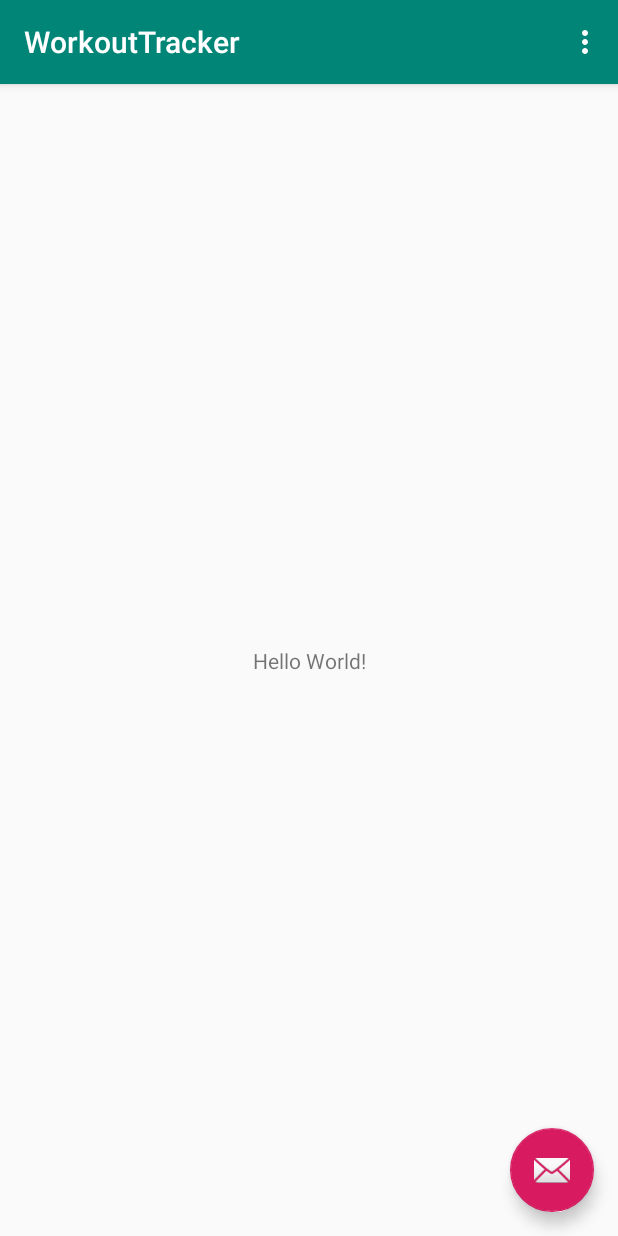
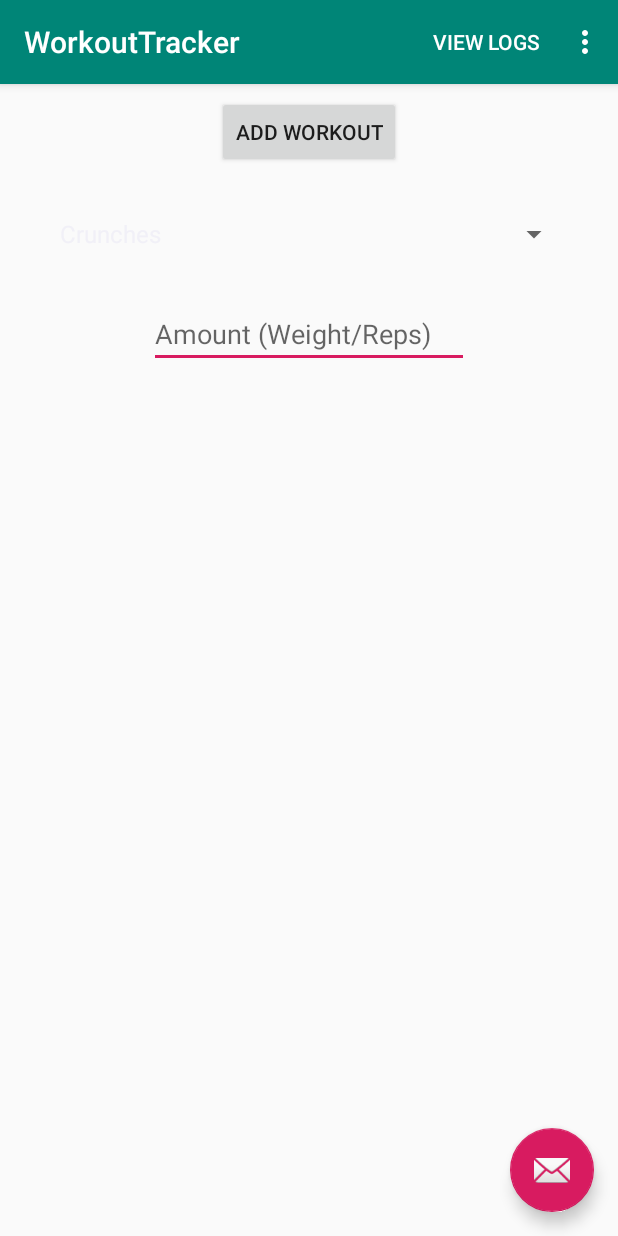
Before and after one commit to yomn61/WorkoutTracker, an Android app: the screen it shows after launch (DataEntryActivity), on a phone screen of 412 x 824 dp. Run offline under Robolectric (Android 15) with nearby library versions, the phone set to English and light mode, and no system bars.

Commit message:
Working App with Workout Choice, Weight/Rep input and SQLite Backend

```diff
--- a/app/build.gradle
+++ b/app/build.gradle
@@ -4,7 +4,7 @@ android {
     compileSdkVersion 28
     defaultConfig {
         applicationId "com.learningmyway.me.workouttracker"
-        minSdkVersion 15
+        minSdkVersion 16
         targetSdkVersion 28
         versionCode 1
         versionName "1.0"
--- a/app/src/main/AndroidManifest.xml
+++ b/app/src/main/AndroidManifest.xml
@@ -19,6 +19,7 @@
                 <category android:name="android.intent.category.LAUNCHER" />
             </intent-filter>
         </activity>
+        <activity android:name=".DisplayWorkoutsActivity"></activity>
     </application>
 
 </manifest>
--- a/app/src/main/java/com/learningmyway/me/workouttracker/DataEntryActivity.java
+++ b/app/src/main/java/com/learningmyway/me/workouttracker/DataEntryActivity.java
@@ -1,5 +1,6 @@
 package com.learningmyway.me.workouttracker;
 
+import android.content.Intent;
 import android.os.Bundle;
 import android.support.design.widget.FloatingActionButton;
 import android.support.design.widget.Snackbar;
@@ -8,6 +9,16 @@ import android.support.v7.widget.Toolbar;
 import android.view.View;
 import android.view.Menu;
 import android.view.MenuItem;
+import android.widget.Adapter;
+import android.widget.ArrayAdapter;
+import android.widget.CalendarView;
+import android.widget.EditText;
+import android.widget.Spinner;
+
+import java.util.Calendar;
+import java.util.Date;
+
+import static com.learningmyway.me.workouttracker.WorkoutsDbHelper.addWorkout;
 
 public class DataEntryActivity extends AppCompatActivity
 {
@@ -29,6 +40,15 @@ public class DataEntryActivity extends AppCompatActivity
                 Snackbar.make(view, "Replace with your own action", Snackbar.LENGTH_LONG).setAction("Action", null).show();
             }
         });
+
+        // Set the spinner to have the values from the workout list
+        Spinner workout_spinner = (Spinner) findViewById(R.id.workout_spinner);
+        ArrayAdapter<CharSequence> adapter = ArrayAdapter.createFromResource(getApplicationContext(),
+                                                                             R.array.workouts,
+                                                                             android.R.layout.simple_spinner_item);
+        adapter.setDropDownViewResource(android.R.layout.simple_spinner_dropdown_item);
+
+        workout_spinner.setAdapter(adapter);
     }
 
     @Override
@@ -42,17 +62,38 @@ public class DataEntryActivity extends AppCompatActivity
     @Override
     public boolean onOptionsItemSelected(MenuItem item)
     {
-        // Handle action bar item clicks here. The action bar will
-        // automatically handle clicks on the Home/Up button, so long
-        // as you specify a parent activity in AndroidManifest.xml.
-        int id = item.getItemId();
-
-        //noinspection SimplifiableIfStatement
-        if (id == R.id.action_settings)
+        switch (item.getItemId())
         {
-            return true;
+            case R.id.view_logs:
+                viewLogs();
+                return true;
         }
 
         return super.onOptionsItemSelected(item);
     }
+
+    // Add workout to the table
+    public void addCurrentWorkout(View view)
+    {
+        EditText editText = (EditText) findViewById(R.id.weight_no);
+
+        if (editText.getText().toString().equals(""))
+            return;
+
+        int weight = Integer.parseInt(editText.getText().toString());
+
+        Spinner workoutSpinner = (Spinner) findViewById(R.id.workout_spinner);
+        String workout = workoutSpinner.getSelectedItem().toString();
+
+        Date date = Calendar.getInstance().getTime();
+
+        addWorkout(getApplicationContext(), date, workout, weight);
+    }
+
+    // Change the screen to the logs
+    public void viewLogs()
+    {
+        Intent intent = new Intent(this, DisplayWorkoutsActivity.class);
+        startActivity(intent);
+    }
 }
--- a/app/src/main/res/layout/content_data_entry.xml
+++ b/app/src/main/res/layout/content_data_entry.xml
@@ -8,13 +8,40 @@
     tools:context=".DataEntryActivity"
     tools:showIn="@layout/activity_data_entry">
 
-    <TextView
+    <Button
+        android:id="@+id/button"
         android:layout_width="wrap_content"
         android:layout_height="wrap_content"
-        android:text="Hello World!"
-        app:layout_constraintBottom_toBottomOf="parent"
-        app:layout_constraintLeft_toLeftOf="parent"
-        app:layout_constraintRight_toRightOf="parent"
+        android:layout_marginTop="8dp"
+        android:onClick="addCurrentWorkout"
+        android:text="@string/add_workout_button"
+        app:layout_constraintEnd_toEndOf="parent"
+        app:layout_constraintStart_toStartOf="parent"
         app:layout_constraintTop_toTopOf="parent" />
 
+    <Spinner
+        android:id="@+id/workout_spinner"
+        android:layout_width="0dp"
+        android:layout_height="wrap_content"
+        android:layout_marginStart="32dp"
+        android:layout_marginLeft="32dp"
+        android:layout_marginTop="32dp"
+        android:layout_marginEnd="32dp"
+        android:layout_marginRight="32dp"
+        app:layout_constraintEnd_toEndOf="parent"
+        app:layout_constraintStart_toStartOf="parent"
+        app:layout_constraintTop_toBottomOf="@+id/button" />
+
+    <EditText
+        android:id="@+id/weight_no"
+        android:layout_width="wrap_content"
+        android:layout_height="wrap_content"
+        android:layout_marginTop="32dp"
+        android:ems="10"
+        android:hint="@string/weight_no_hint"
+        android:inputType="number"
+        app:layout_constraintEnd_toEndOf="parent"
+        app:layout_constraintStart_toStartOf="parent"
+        app:layout_constraintTop_toBottomOf="@+id/workout_spinner" />
+
 </android.support.constraint.ConstraintLayout>
--- a/app/src/main/res/menu/menu_data_entry.xml
+++ b/app/src/main/res/menu/menu_data_entry.xml
@@ -3,8 +3,13 @@
     xmlns:tools="http://schemas.android.com/tools"
     tools:context="com.learningmyway.me.workouttracker.DataEntryActivity">
     <item
+        android:id="@+id/view_logs"
+        android:orderInCategory="100"
+        android:title="@string/view_logs"
+        app:showAsAction="ifRoom" />
+    <item
         android:id="@+id/action_settings"
-        android:orderInCategory="100"
+        android:orderInCategory="101"
         android:title="@string/action_settings"
         app:showAsAction="never" />
 </menu>
--- a/app/src/main/res/values/strings.xml
+++ b/app/src/main/res/values/strings.xml
@@ -1,4 +1,30 @@
 <resources>
     <string name="app_name">WorkoutTracker</string>
     <string name="action_settings">Settings</string>
+    <string name="add_workout_button">Add Workout</string>
+    <string name="view_logs">View Logs</string>
+    <string name="weight_no_hint">Amount (Weight/Reps)</string>
+
+    <string-array name="workouts">
+        <item>Crunches</item>
+        <item>Deadlift</item>
+        <item>Dumbbell Row</item>
+        <item>Dumbbell Fly</item>
+        <item>Hyperextension</item>
+        <item>Lat Pulldown</item>
+        <item>PullUps</item>
+        <item>RDL</item>
+        <item>Sitting Row</item>
+        <item>Bench Press</item>
+        <item>Squats</item>
+        <item>Lunges</item>
+        <item>Dumbbell Fly</item>
+        <item>Hyperextension</item>
+        <item>Lat Pulldown</item>
+        <item>PullUps</item>
+        <item>RDL</item>
+        <item>Sitting Row</item>
+        <item>Tricep Dips</item>
+        <item>Skull Crushers</item>
+    </string-array>
 </resources>
```
Also changed, not shown: app/src/main/java/com/learningmyway/me/workouttracker/DisplayWorkoutsActivity.java (added, +180 -0 lines), app/src/main/java/com/learningmyway/me/workouttracker/ViewConstructionHelper.java (added, +33 -0 lines), app/src/main/java/com/learningmyway/me/workouttracker/WorkoutsContract.java (added, +41 -0 lines), app/src/main/java/com/learningmyway/me/workouttracker/WorkoutsDbHelper.java (added, +137 -0 lines), app/src/main/res/layout/activity_display_workouts.xml (added, +30 -0 lines).
